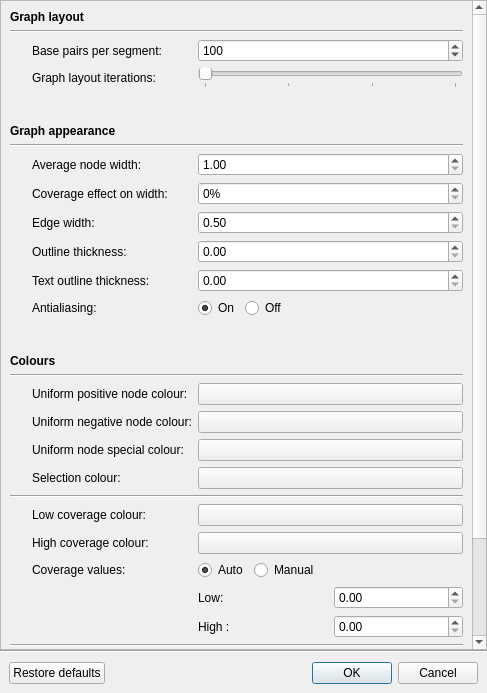
The window that ui/settingsdialog.ui (rrwick/Bandage) describes before a commit, drawn with Qt 5.
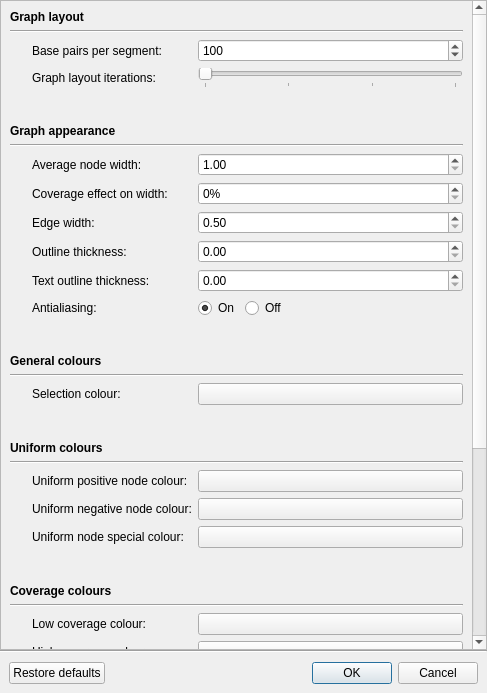
The same window after the commit. Custom widgets are drawn as their Qt base class.

Commit message: Reorganise colour settings in settings dialog

```diff
--- a/ui/settingsdialog.ui
+++ b/ui/settingsdialog.ui
@@ -38,13 +38,13 @@
       <property name="geometry">
        <rect>
         <x>0</x>
-        <y>-337</y>
+        <y>-355</y>
         <width>472</width>
-        <height>976</height>
+        <height>1174</height>
        </rect>
       </property>
       <layout class="QGridLayout" name="gridLayout_2">
-       <item row="18" column="0">
+       <item row="22" column="0">
         <widget class="InfoTextWidget" name="uniformNodeSpecialColourInfoText" native="true">
          <property name="sizePolicy">
           <sizepolicy hsizetype="Fixed" vsizetype="Fixed">
@@ -89,7 +89,23 @@
          </property>
         </widget>
        </item>
-       <item row="31" column="0" colspan="3">
+       <item row="17" column="1">
+        <spacer name="verticalSpacer_4">
+         <property name="orientation">
+          <enum>Qt::Vertical</enum>
+         </property>
+         <property name="sizeType">
+          <enum>QSizePolicy::Fixed</enum>
+         </property>
+         <property name="sizeHint" stdset="0">
+          <size>
+           <width>20</width>
+           <height>30</height>
+          </size>
+         </property>
+        </spacer>
+       </item>
+       <item row="37" column="0" colspan="3">
         <widget class="Line" name="line_9">
          <property name="orientation">
           <enum>Qt::Horizontal</enum>
@@ -116,7 +132,7 @@
          </property>
         </widget>
        </item>
-       <item row="17" column="1">
+       <item row="21" column="1">
         <widget class="QLabel" name="label_17">
          <property name="text">
           <string>Uniform negative node colour:</string>
@@ -146,14 +162,14 @@
          </property>
         </spacer>
        </item>
-       <item row="17" column="2">
+       <item row="21" column="2">
         <widget class="QPushButton" name="uniformNegativeNodeColourButton">
          <property name="text">
           <string/>
          </property>
         </widget>
        </item>
-       <item row="18" column="1">
+       <item row="22" column="1">
         <widget class="QLabel" name="label_14">
          <property name="text">
           <string>Uniform node special colour:</string>
@@ -170,10 +186,19 @@
          </property>
         </widget>
        </item>
-       <item row="19" column="2">
-        <widget class="QPushButton" name="selectionColourButton">
-         <property name="text">
-          <string/>
+       <item row="16" column="0">
+        <widget class="InfoTextWidget" name="selectionColourInfoText" native="true">
+         <property name="sizePolicy">
+          <sizepolicy hsizetype="Fixed" vsizetype="Fixed">
+           <horstretch>0</horstretch>
+           <verstretch>0</verstretch>
+          </sizepolicy>
+         </property>
+         <property name="minimumSize">
+          <size>
+           <width>16</width>
+           <height>16</height>
+          </size>
          </property>
         </widget>
        </item>
@@ -225,23 +250,7 @@
          </layout>
         </widget>
        </item>
-       <item row="19" column="0">
-        <widget class="InfoTextWidget" name="selectionColourInfoText" native="true">
-         <property name="sizePolicy">
-          <sizepolicy hsizetype="Fixed" vsizetype="Fixed">
-           <horstretch>0</horstretch>
-           <verstretch>0</verstretch>
-          </sizepolicy>
-         </property>
-         <property name="minimumSize">
-          <size>
-           <width>16</width>
-           <height>16</height>
-          </size>
-         </property>
-        </widget>
-       </item>
-       <item row="24" column="2">
+       <item row="29" column="2">
         <widget class="QWidget" name="widget" native="true">
          <layout class="QHBoxLayout" name="horizontalLayout_4">
           <property name="leftMargin">
@@ -308,7 +317,7 @@
          </property>
         </widget>
        </item>
-       <item row="23" column="2">
+       <item row="28" column="2">
         <widget class="QWidget" name="widget_4" native="true">
          <layout class="QHBoxLayout" name="horizontalLayout_3">
           <property name="leftMargin">
@@ -372,7 +381,7 @@
          </property>
         </widget>
        </item>
-       <item row="16" column="0">
+       <item row="20" column="0">
         <widget class="InfoTextWidget" name="uniformPositiveNodeColourInfoText" native="true">
          <property name="sizePolicy">
           <sizepolicy hsizetype="Fixed" vsizetype="Fixed">
@@ -388,7 +397,7 @@
          </property>
         </widget>
        </item>
-       <item row="23" column="0">
+       <item row="28" column="0">
         <widget class="InfoTextWidget" name="coverageValuesInfoText" native="true">
          <property name="sizePolicy">
           <sizepolicy hsizetype="Fixed" vsizetype="Fixed">
@@ -404,7 +413,7 @@
          </property>
         </widget>
        </item>
-       <item row="21" column="0">
+       <item row="26" column="0">
         <widget class="InfoTextWidget" name="lowCoverageColourInfoText" native="true">
          <property name="sizePolicy">
           <sizepolicy hsizetype="Fixed" vsizetype="Fixed">
@@ -420,7 +429,14 @@
          </property>
         </widget>
        </item>
-       <item row="21" column="1">
+       <item row="16" column="2">
+        <widget class="QPushButton" name="selectionColourButton">
+         <property name="text">
+          <string/>
+         </property>
+        </widget>
+       </item>
+       <item row="26" column="1">
         <widget class="QLabel" name="label_15">
          <property name="text">
           <string>Low coverage colour:</string>
@@ -437,7 +453,7 @@
          </property>
         </widget>
        </item>
-       <item row="21" column="2">
+       <item row="26" column="2">
         <widget class="QPushButton" name="lowCoverageColourButton">
          <property name="text">
           <string/>
@@ -483,7 +499,7 @@
          </property>
         </widget>
        </item>
-       <item row="20" column="0" colspan="3">
+       <item row="25" column="0" colspan="3">
         <widget class="Line" name="line_8">
          <property name="orientation">
           <enum>Qt::Horizontal</enum>
@@ -547,7 +563,7 @@
          </property>
         </widget>
        </item>
-       <item row="16" column="1">
+       <item row="20" column="1">
         <widget class="QLabel" name="label_13">
          <property name="text">
           <string>Uniform positive node colour:</string>
@@ -561,20 +577,46 @@
          </property>
         </widget>
        </item>
-       <item row="16" column="2">
+       <item row="20" column="2">
         <widget class="QPushButton" name="uniformPositiveNodeColourButton">
          <property name="text">
           <string/>
          </property>
         </widget>
        </item>
-       <item row="22" column="2">
+       <item row="27" column="2">
         <widget class="QPushButton" name="highCoverageColourButton">
          <property name="text">
           <string/>
          </property>
         </widget>
        </item>
+       <item row="18" column="0" colspan="3">
+        <widget class="QLabel" name="label_23">
+         <property name="font">
+          <font>
+           <weight>75</weight>
+           <bold>true</bold>
+          </font>
+         </property>
+         <property name="text">
+          <string>Uniform colours</string>
+         </property>
+        </widget>
+       </item>
+       <item row="24" column="0" colspan="3">
+        <widget class="QLabel" name="label_24">
+         <property name="font">
+          <font>
+           <weight>75</weight>
+           <bold>true</bold>
+          </font>
+         </property>
+         <property name="text">
+          <string>Coverage colours</string>
+         </property>
+        </widget>
+       </item>
        <item row="3" column="2">
         <widget class="QSlider" name="graphLayoutQualitySlider">
          <property name="maximum">
@@ -591,7 +633,7 @@
          </property>
         </widget>
        </item>
-       <item row="22" column="0">
+       <item row="27" column="0">
         <widget class="InfoTextWidget" name="highCoverageColourInfoText" native="true">
          <property name="sizePolicy">
           <sizepolicy hsizetype="Fixed" vsizetype="Fixed">
@@ -623,14 +665,14 @@
          </property>
         </widget>
        </item>
-       <item row="22" column="1">
+       <item row="27" column="1">
         <widget class="QLabel" name="label_16">
          <property name="text">
           <string>High coverage colour:</string>
          </property>
         </widget>
        </item>
-       <item row="27" column="2">
+       <item row="32" column="2">
         <widget class="QWidget" name="widget_5" native="true">
          <layout class="QHBoxLayout" name="horizontalLayout_5">
           <property name="leftMargin">
@@ -682,14 +724,14 @@
          </property>
         </widget>
        </item>
-       <item row="18" column="2">
+       <item row="22" column="2">
         <widget class="QPushButton" name="uniformNodeSpecialColourButton">
          <property name="text">
           <string/>
          </property>
         </widget>
        </item>
-       <item row="32" column="1">
+       <item row="38" column="1">
         <spacer name="verticalSpacer">
          <property name="orientation">
           <enum>Qt::Vertical</enum>
@@ -702,7 +744,14 @@
          </property>
         </spacer>
        </item>
-       <item row="23" column="1">
+       <item row="16" column="1">
+        <widget class="QLabel" name="label_18">
+         <property name="text">
+          <string>Selection colour:</string>
+         </property>
+        </widget>
+       </item>
+       <item row="28" column="1">
         <widget class="QLabel" name="label_41">
          <property name="text">
           <string>Coverage values:</string>
@@ -723,7 +772,7 @@
          </property>
         </widget>
        </item>
-       <item row="17" column="0">
+       <item row="21" column="0">
         <widget class="InfoTextWidget" name="uniformNegativeNodeColourInfoText" native="true">
          <property name="sizePolicy">
           <sizepolicy hsizetype="Fixed" vsizetype="Fixed">
@@ -787,13 +836,6 @@
          </property>
         </widget>
        </item>
-       <item row="19" column="1">
-        <widget class="QLabel" name="label_18">
-         <property name="text">
-          <string>Selection colour:</string>
-         </property>
-        </widget>
-       </item>
        <item row="14" column="0" colspan="3">
         <widget class="QLabel" name="label_12">
          <property name="font">
@@ -803,83 +845,83 @@
           </font>
          </property>
          <property name="text">
-          <string>Colours</string>
+          <string>General colours</string>
          </property>
         </widget>
        </item>
-       <item row="34" column="1">
+       <item row="39" column="2">
+        <widget class="QPushButton" name="contiguousColourButton">
+         <property name="text">
+          <string/>
+         </property>
+        </widget>
+       </item>
+       <item row="40" column="1">
         <widget class="QLabel" name="label_19">
          <property name="text">
           <string>Maybe contiguous colour:</string>
          </property>
         </widget>
        </item>
-       <item row="36" column="1">
+       <item row="42" column="1">
         <widget class="QLabel" name="label_20">
          <property name="text">
           <string>Contiguity starting colour:</string>
          </property>
         </widget>
        </item>
-       <item row="35" column="1">
+       <item row="41" column="1">
         <widget class="QLabel" name="label_21">
          <property name="text">
           <string>Not contiguous colour:</string>
          </property>
         </widget>
        </item>
-       <item row="33" column="1">
+       <item row="40" column="2">
+        <widget class="QPushButton" name="maybeContiguousColourButton">
+         <property name="text">
+          <string/>
+         </property>
+        </widget>
+       </item>
+       <item row="39" column="1">
         <widget class="QLabel" name="label_22">
          <property name="text">
           <string>Contiguous colour:</string>
          </property>
         </widget>
        </item>
-       <item row="33" column="2">
-        <widget class="QPushButton" name="contiguousColourButton">
-         <property name="text">
-          <string/>
+       <item row="39" column="0">
+        <widget class="InfoTextWidget" name="contiguousColourInfoText" native="true">
+         <property name="sizePolicy">
+          <sizepolicy hsizetype="Fixed" vsizetype="Fixed">
+           <horstretch>0</horstretch>
+           <verstretch>0</verstretch>
+          </sizepolicy>
          </property>
-        </widget>
-       </item>
-       <item row="34" column="2">
-        <widget class="QPushButton" name="maybeContiguousColourButton">
-         <property name="text">
-          <string/>
+         <property name="minimumSize">
+          <size>
+           <width>16</width>
+           <height>16</height>
+          </size>
          </property>
         </widget>
        </item>
-       <item row="35" column="2">
+       <item row="41" column="2">
         <widget class="QPushButton" name="notContiguousColourButton">
          <property name="text">
           <string/>
          </property>
         </widget>
        </item>
-       <item row="36" column="2">
+       <item row="42" column="2">
         <widget class="QPushButton" name="contiguityStartingColourButton">
          <property name="text">
           <string/>
          </property>
         </widget>
        </item>
-       <item row="33" column="0">
-        <widget class="InfoTextWidget" name="contiguousColourInfoText" native="true">
-         <property name="sizePolicy">
-          <sizepolicy hsizetype="Fixed" vsizetype="Fixed">
-           <horstretch>0</horstretch>
-           <verstretch>0</verstretch>
-          </sizepolicy>
-         </property>
-         <property name="minimumSize">
-          <size>
-           <width>16</width>
-           <height>16</height>
-          </size>
-         </property>
-        </widget>
-       </item>
-       <item row="34" column="0">
+       <item row="40" column="0">
         <widget class="InfoTextWidget" name="maybeContiguousColourInfoText" native="true">
          <property name="sizePolicy">
           <sizepolicy hsizetype="Fixed" vsizetype="Fixed">
@@ -895,7 +937,7 @@
          </property>
         </widget>
        </item>
-       <item row="35" column="0">
+       <item row="41" column="0">
         <widget class="InfoTextWidget" name="notContiguousColourInfoText" native="true">
          <property name="sizePolicy">
           <sizepolicy hsizetype="Fixed" vsizetype="Fixed">
@@ -911,7 +953,7 @@
          </property>
         </widget>
        </item>
-       <item row="36" column="0">
+       <item row="42" column="0">
         <widget class="InfoTextWidget" name="contiguityStartingColourInfoText" native="true">
          <property name="sizePolicy">
           <sizepolicy hsizetype="Fixed" vsizetype="Fixed">
@@ -927,6 +969,58 @@
          </property>
         </widget>
        </item>
+       <item row="19" column="0" colspan="3">
+        <widget class="Line" name="line_5">
+         <property name="orientation">
+          <enum>Qt::Horizontal</enum>
+         </property>
+        </widget>
+       </item>
+       <item row="33" column="1">
+        <spacer name="verticalSpacer_6">
+         <property name="orientation">
+          <enum>Qt::Vertical</enum>
+         </property>
+         <property name="sizeType">
+          <enum>QSizePolicy::Fixed</enum>
+         </property>
+         <property name="sizeHint" stdset="0">
+          <size>
+           <width>20</width>
+           <height>30</height>
+          </size>
+         </property>
+        </spacer>
+       </item>
+       <item row="23" column="1">
+        <spacer name="verticalSpacer_5">
+         <property name="orientation">
+          <enum>Qt::Vertical</enum>
+         </property>
+         <property name="sizeType">
+          <enum>QSizePolicy::Fixed</enum>
+         </property>
+         <property name="sizeHint" stdset="0">
+          <size>
+           <width>20</width>
+           <height>30</height>
+          </size>
+         </property>
+        </spacer>
+       </item>
+       <item row="34" column="0" colspan="3">
+        <widget class="QLabel" name="label_25">
+         <property name="font">
+          <font>
+           <weight>75</weight>
+           <bold>true</bold>
+          </font>
+         </property>
+         <property name="text">
+          <string>Contiguity colours</string>
+         </property>
+        </widget>
+       </item>
       </layout>
      </widget>
     </widget>
```
The commit also changes 2 other files.
